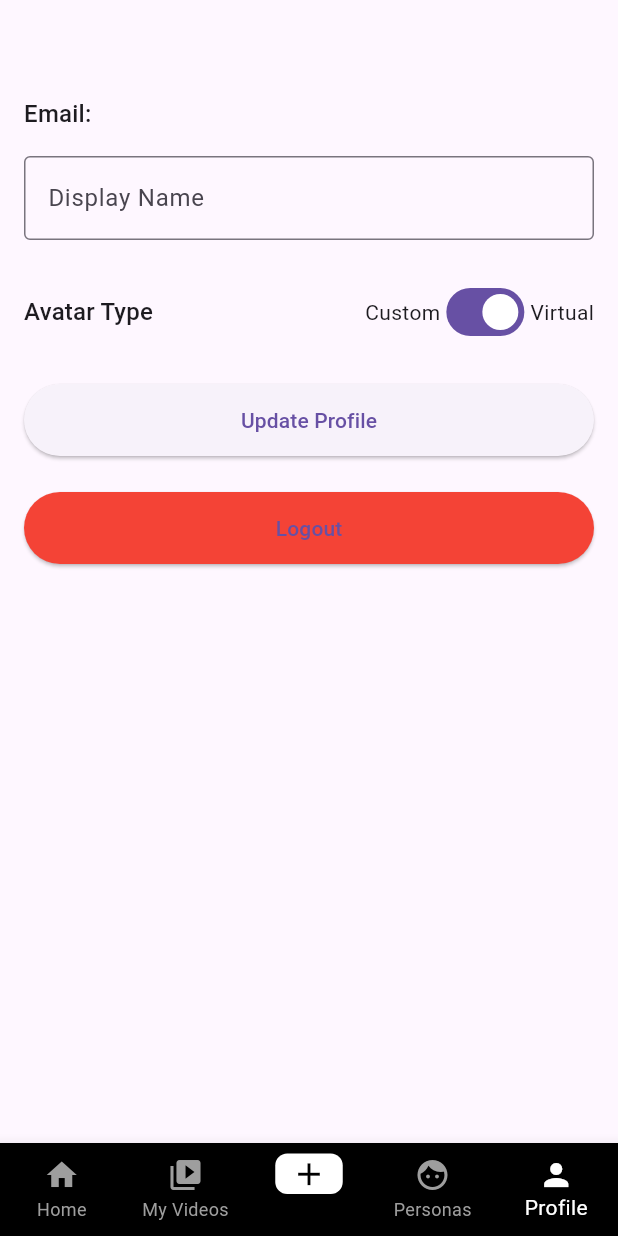
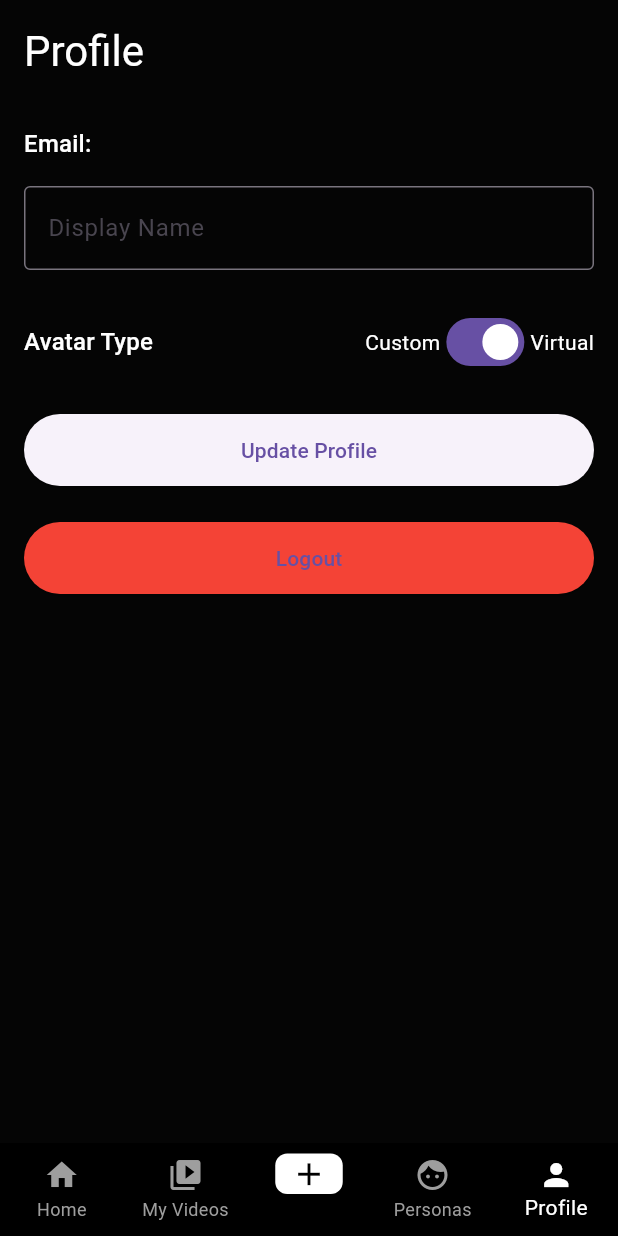
Before and after one commit to FranciscoRecio/mikmok, a Flutter app: the screen it shows once a user with an empty profile is signed in, item 5 of the bottom bar chosen, on a phone screen of 412 x 824 dp. Run offline on Flutter 3.47's test engine with Material 3 defaults, Android fonts, the phone set to English and light mode, and no system bars; our stand-ins replace camera, cloud_firestore, firebase_auth, firebase_core, firebase_storage, flutter_svg and 2 more; missing offline and left inert: cached_video_player_plus, video_compress; accounts and stored records are empty.

Commit message:
Add themes for different apps

```diff
--- a/lib/main.dart
+++ b/lib/main.dart
@@ -48,8 +48,8 @@ class MyApp extends StatelessWidget {
           create: (_) => SettingsProvider(),
         ),
       ],
-      child: Builder(
-        builder: (context) {
+      child: Consumer<SettingsProvider>(
+        builder: (context, settings, child) {
           final authProvider = Provider.of<AuthProvider>(context);
 
           final router = GoRouter(
@@ -140,11 +140,16 @@ class MyApp extends StatelessWidget {
           );
 
           return MaterialApp.router(
-            routerConfig: router,
             title: 'Your App Name',
             theme: ThemeData(
               primarySwatch: Colors.blue,
+              scaffoldBackgroundColor: settings.isVirtual ? Colors.black87 : Colors.white,
+              textTheme: Theme.of(context).textTheme.apply(
+                bodyColor: settings.isVirtual ? Colors.white : Colors.black87,
+                displayColor: settings.isVirtual ? Colors.white : Colors.black87,
+              ),
             ),
+            routerConfig: router,
           );
         },
       ),
--- a/lib/screens/profile_screen.dart
+++ b/lib/screens/profile_screen.dart
@@ -87,16 +87,28 @@ class _ProfileScreenState extends State<ProfileScreen> {
 
   @override
   Widget build(BuildContext context) {
-    return _isLoading
+    return Scaffold(
+      body: CustomScrollView(
+        slivers: [
+          SliverPadding(
+            padding: const EdgeInsets.all(16.0),
+            sliver: SliverToBoxAdapter(
+              child: Text(
+                'Profile',
+                style: Theme.of(context).textTheme.headlineMedium,
+              ),
+            ),
+          ),
+          SliverPadding(
+            padding: const EdgeInsets.all(16.0),
+            sliver: SliverToBoxAdapter(
+              child: _isLoading
                 ? const Center(child: CircularProgressIndicator())
-        : SingleChildScrollView(
-            padding: const EdgeInsets.all(16.0),
-            child: Form(
+                : Form(
                     key: _formKey,
                     child: Column(
                       crossAxisAlignment: CrossAxisAlignment.start,
                       children: [
-                  const SizedBox(height: 48),
                         Text(
                           'Email: ${_userProfile?.email ?? ""}',
                           style: Theme.of(context).textTheme.titleMedium,
@@ -166,6 +178,10 @@ class _ProfileScreenState extends State<ProfileScreen> {
                       ],
                     ),
                   ),
+            ),
+          ),
+        ],
+      ),
     );
   }
 }
```
Also changed, not shown: lib/screens/home_screen.dart (+16 -3 lines), lib/screens/personas_screen.dart (+8 -0 lines). Lines whose indentation alone changed are shown as unchanged.
